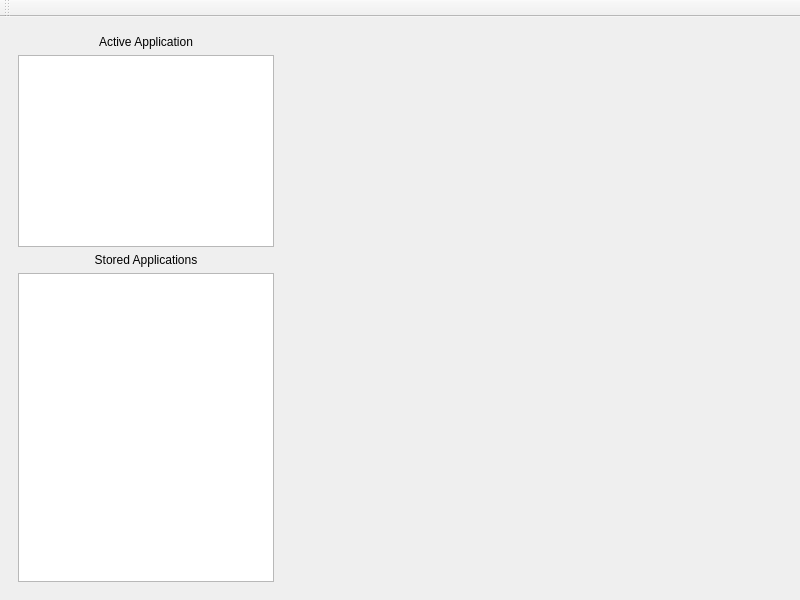
Old version of the form heatmouse/heatmouse.ui in the repository benjamink04/heat-mouse.
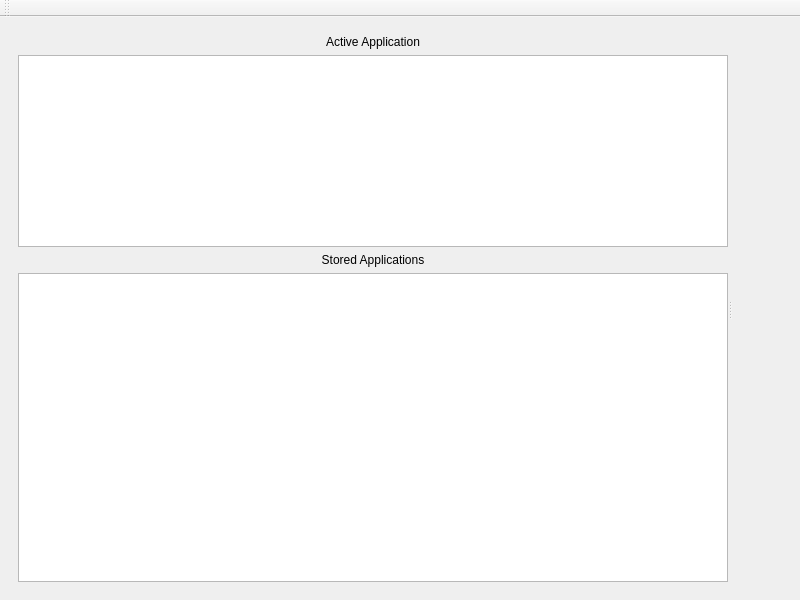
New version of the form. Icons and pictures are not drawn.

Diff of the .ui file:
```diff
--- a/heatmouse/heatmouse.ui
+++ b/heatmouse/heatmouse.ui
@@ -23,7 +23,7 @@
    <property name="autoFillBackground">
     <bool>true</bool>
    </property>
-   <layout class="QVBoxLayout" name="verticalLayout_4">
+   <layout class="QHBoxLayout" name="horizontalLayout_2">
     <item>
      <widget class="QStackedWidget" name="stackedWidget">
       <property name="currentIndex">
@@ -136,12 +136,14 @@
        </layout>
       </widget>
       <widget class="QWidget" name="PlotPage">
-       <layout class="QHBoxLayout" name="horizontalLayout_2">
+       <layout class="QHBoxLayout" name="horizontalLayout_4">
         <item>
-         <layout class="QVBoxLayout" name="verticalLayout">
-          <property name="rightMargin">
-           <number>0</number>
+         <widget class="QSplitter" name="splitter">
+          <property name="orientation">
+           <enum>Qt::Horizontal</enum>
           </property>
+          <widget class="QWidget" name="widget_application" native="true">
+           <layout class="QVBoxLayout" name="verticalLayout_3">
           <item>
            <widget class="QLabel" name="label_2">
             <property name="sizePolicy">
@@ -213,12 +215,6 @@
             <property name="spacing">
              <number>0</number>
             </property>
-            <property name="gridSize">
-             <size>
-              <width>10</width>
-              <height>50</height>
-             </size>
-            </property>
             <property name="viewMode">
              <enum>QListView::ListMode</enum>
             </property>
@@ -228,15 +224,9 @@
            </widget>
           </item>
          </layout>
-        </item>
-        <item>
-         <layout class="QVBoxLayout" name="verticalLayout_3">
-          <property name="spacing">
-           <number>0</number>
-          </property>
-          <property name="bottomMargin">
-           <number>0</number>
-          </property>
+          </widget>
+          <widget class="QWidget" name="widget_plot" native="true">
+           <layout class="QVBoxLayout" name="verticalLayout_5">
           <item>
            <widget class="QLabel" name="label_Title">
             <property name="text">
@@ -265,6 +255,8 @@
            </widget>
           </item>
          </layout>
+          </widget>
+         </widget>
         </item>
        </layout>
       </widget>
```
Lines whose indentation alone changed are shown as unchanged.
